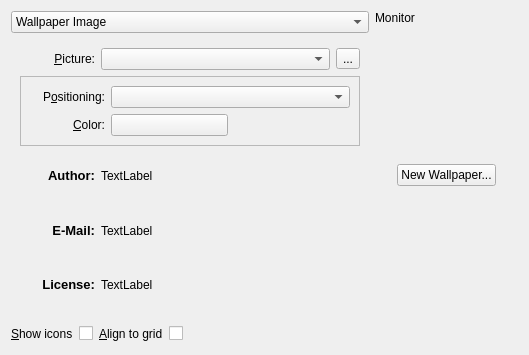
mgottschlag/kwin-tiling, file plasma/containments/desktop/BackgroundDialog.ui: the form before one commit.
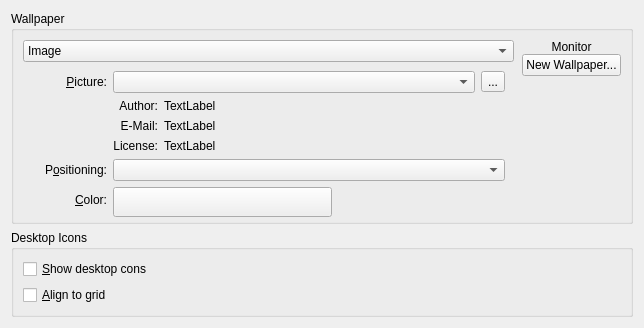
The form after the commit. Custom widgets are drawn as their Qt base class.

Commit message: still not perfect, but a bit more organized; the author/license info could probably stand to not be in the main dialog but available via a ? button. some of the default vertical spacing is still screwy as well.

```diff
--- a/plasma/containments/desktop/BackgroundDialog.ui
+++ b/plasma/containments/desktop/BackgroundDialog.ui
@@ -5,13 +5,32 @@
    <rect>
     <x>0</x>
     <y>0</y>
-    <width>529</width>
-    <height>355</height>
+    <width>644</width>
+    <height>328</height>
    </rect>
   </property>
   <layout class="QVBoxLayout" >
    <item>
+    <widget class="QGroupBox" name="groupBox" >
+     <property name="sizePolicy" >
+      <sizepolicy vsizetype="Preferred" hsizetype="Preferred" >
+       <horstretch>0</horstretch>
+       <verstretch>10</verstretch>
+      </sizepolicy>
+     </property>
+     <property name="title" >
+      <string>Wallpaper</string>
+     </property>
+     <property name="flat" >
+      <bool>true</bool>
+     </property>
     <layout class="QHBoxLayout" >
+      <property name="spacing" >
+       <number>0</number>
+      </property>
+      <property name="bottomMargin" >
+       <number>0</number>
+      </property>
      <item>
       <layout class="QVBoxLayout" >
        <item>
@@ -24,7 +43,7 @@
          </property>
          <item>
           <property name="text" >
-           <string>Wallpaper Image</string>
+            <string>Image</string>
           </property>
          </item>
          <item>
@@ -39,7 +58,7 @@
          <property name="sizePolicy" >
           <sizepolicy vsizetype="Preferred" hsizetype="Preferred" >
            <horstretch>1</horstretch>
-           <verstretch>0</verstretch>
+            <verstretch>2</verstretch>
           </sizepolicy>
          </property>
          <property name="minimumSize" >
@@ -53,9 +72,7 @@
          </property>
          <widget class="QWidget" name="page" >
           <layout class="QGridLayout" >
-           <item row="0" column="0" colspan="2" >
-            <layout class="QHBoxLayout" >
-             <item>
+            <item row="0" column="0" >
               <widget class="QLabel" name="label" >
                <property name="minimumSize" >
                 <size>
@@ -74,12 +91,14 @@
                </property>
               </widget>
              </item>
+            <item row="0" column="1" colspan="3" >
+             <layout class="QHBoxLayout" >
              <item>
               <widget class="QComboBox" name="m_view" >
                <property name="sizePolicy" >
                 <sizepolicy vsizetype="Fixed" hsizetype="Preferred" >
                  <horstretch>1</horstretch>
-                 <verstretch>0</verstretch>
+                  <verstretch>1</verstretch>
                 </sizepolicy>
                </property>
               </widget>
@@ -96,16 +115,73 @@
              </item>
             </layout>
            </item>
-           <item row="1" column="0" colspan="2" >
-            <widget class="QFrame" name="frame" >
-             <property name="frameShape" >
-              <enum>QFrame::StyledPanel</enum>
-             </property>
-             <property name="frameShadow" >
-              <enum>QFrame::Raised</enum>
-             </property>
-             <layout class="QGridLayout" >
-              <item row="0" column="0" >
+            <item row="1" column="1" >
+             <widget class="QLabel" name="m_authorLabel" >
+              <property name="text" >
+               <string>Author:</string>
+              </property>
+              <property name="alignment" >
+               <set>Qt::AlignRight|Qt::AlignTrailing|Qt::AlignVCenter</set>
+              </property>
+             </widget>
+            </item>
+            <item row="1" column="2" colspan="2" >
+             <widget class="QLabel" name="m_authorLine" >
+              <property name="sizePolicy" >
+               <sizepolicy vsizetype="Preferred" hsizetype="Preferred" >
+                <horstretch>1</horstretch>
+                <verstretch>0</verstretch>
+               </sizepolicy>
+              </property>
+              <property name="text" >
+               <string>TextLabel</string>
+              </property>
+             </widget>
+            </item>
+            <item row="2" column="1" >
+             <widget class="QLabel" name="m_emailLabel" >
+              <property name="text" >
+               <string>E-Mail:</string>
+              </property>
+              <property name="alignment" >
+               <set>Qt::AlignRight|Qt::AlignTrailing|Qt::AlignVCenter</set>
+              </property>
+             </widget>
+            </item>
+            <item row="2" column="2" colspan="2" >
+             <widget class="QLabel" name="m_emailLine" >
+              <property name="text" >
+               <string>TextLabel</string>
+              </property>
+             </widget>
+            </item>
+            <item row="3" column="1" >
+             <widget class="QLabel" name="m_licenseLabel" >
+              <property name="text" >
+               <string>License:</string>
+              </property>
+              <property name="alignment" >
+               <set>Qt::AlignRight|Qt::AlignTop|Qt::AlignTrailing</set>
+              </property>
+             </widget>
+            </item>
+            <item row="3" column="2" colspan="2" >
+             <widget class="QLabel" name="m_licenseLine" >
+              <property name="sizePolicy" >
+               <sizepolicy vsizetype="Preferred" hsizetype="Preferred" >
+                <horstretch>1</horstretch>
+                <verstretch>0</verstretch>
+               </sizepolicy>
+              </property>
+              <property name="text" >
+               <string>TextLabel</string>
+              </property>
+              <property name="alignment" >
+               <set>Qt::AlignLeading|Qt::AlignLeft|Qt::AlignTop</set>
+              </property>
+             </widget>
+            </item>
+            <item row="4" column="0" >
                <widget class="QLabel" name="label_4" >
                 <property name="minimumSize" >
                  <size>
@@ -124,17 +200,17 @@
                 </property>
                </widget>
               </item>
-              <item row="0" column="1" colspan="2" >
+            <item row="4" column="1" colspan="3" >
                <widget class="QComboBox" name="m_resizeMethod" >
                 <property name="sizePolicy" >
-                 <sizepolicy vsizetype="Fixed" hsizetype="Preferred" >
-                  <horstretch>1</horstretch>
+               <sizepolicy vsizetype="Preferred" hsizetype="Preferred" >
+                <horstretch>0</horstretch>
                   <verstretch>0</verstretch>
                  </sizepolicy>
                 </property>
                </widget>
               </item>
-              <item row="1" column="0" >
+            <item row="5" column="0" >
                <widget class="QLabel" name="label_5" >
                 <property name="text" >
                  <string>&amp;Color:</string>
@@ -147,8 +223,20 @@
                 </property>
                </widget>
               </item>
-              <item row="1" column="1" >
+            <item row="5" column="1" colspan="2" >
                <widget class="KColorButton" name="m_color" >
+              <property name="sizePolicy" >
+               <sizepolicy vsizetype="Preferred" hsizetype="Minimum" >
+                <horstretch>0</horstretch>
+                <verstretch>0</verstretch>
+               </sizepolicy>
+              </property>
+              <property name="minimumSize" >
+               <size>
+                <width>0</width>
+                <height>30</height>
+               </size>
+              </property>
                 <property name="color" >
                  <color>
                   <red>70</red>
@@ -165,7 +253,7 @@
                 </property>
                </widget>
               </item>
-              <item row="1" column="2" >
+            <item row="5" column="3" >
                <spacer>
                 <property name="orientation" >
                  <enum>Qt::Horizontal</enum>
@@ -178,86 +266,18 @@
                 </property>
                </spacer>
               </item>
-             </layout>
-            </widget>
-           </item>
-           <item row="2" column="0" >
-            <widget class="QLabel" name="m_authorLabel" >
-             <property name="minimumSize" >
+            <item row="6" column="1" colspan="2" >
+             <spacer>
+              <property name="orientation" >
+               <enum>Qt::Vertical</enum>
+              </property>
+              <property name="sizeHint" >
               <size>
-               <width>75</width>
-               <height>0</height>
-              </size>
-             </property>
-             <property name="text" >
-              <string>&lt;html>&lt;head>&lt;meta name="qrichtext" content="1" />&lt;style type="text/css">
-p, li { white-space: pre-wrap; }
-&lt;/style>&lt;/head>&lt;body style=" font-family:'Sans Serif'; font-size:10pt; font-weight:400; font-style:normal;">
-&lt;p style=" margin-top:0px; margin-bottom:0px; margin-left:0px; margin-right:0px; -qt-block-indent:0; text-indent:0px;">&lt;span style=" font-weight:600;">Author:&lt;/span>&lt;/p>&lt;/body>&lt;/html></string>
-             </property>
-             <property name="alignment" >
-              <set>Qt::AlignRight|Qt::AlignTrailing|Qt::AlignVCenter</set>
-             </property>
-            </widget>
-           </item>
-           <item row="2" column="1" >
-            <widget class="QLabel" name="m_authorLine" >
-             <property name="sizePolicy" >
-              <sizepolicy vsizetype="Preferred" hsizetype="Preferred" >
-               <horstretch>1</horstretch>
-               <verstretch>0</verstretch>
-              </sizepolicy>
-             </property>
-             <property name="text" >
-              <string>TextLabel</string>
-             </property>
-            </widget>
-           </item>
-           <item row="3" column="0" >
-            <widget class="QLabel" name="m_emailLabel" >
-             <property name="text" >
-              <string>&lt;html>&lt;head>&lt;meta name="qrichtext" content="1" />&lt;style type="text/css">
-p, li { white-space: pre-wrap; }
-&lt;/style>&lt;/head>&lt;body style=" font-family:'Sans Serif'; font-size:10pt; font-weight:400; font-style:normal;">
-&lt;p style=" margin-top:0px; margin-bottom:0px; margin-left:0px; margin-right:0px; -qt-block-indent:0; text-indent:0px;">&lt;span style=" font-weight:600;">E-Mail:&lt;/span>&lt;/p>&lt;/body>&lt;/html></string>
-             </property>
-             <property name="alignment" >
-              <set>Qt::AlignRight|Qt::AlignTrailing|Qt::AlignVCenter</set>
-             </property>
-            </widget>
-           </item>
-           <item row="3" column="1" >
-            <widget class="QLabel" name="m_emailLine" >
-             <property name="text" >
-              <string>TextLabel</string>
-             </property>
-            </widget>
-           </item>
-           <item row="4" column="0" >
-            <widget class="QLabel" name="m_licenseLabel" >
-             <property name="text" >
-              <string>&lt;html>&lt;head>&lt;meta name="qrichtext" content="1" />&lt;style type="text/css">
-p, li { white-space: pre-wrap; }
-&lt;/style>&lt;/head>&lt;body style=" font-family:'Sans Serif'; font-size:10pt; font-weight:400; font-style:normal;">
-&lt;p style=" margin-top:0px; margin-bottom:0px; margin-left:0px; margin-right:0px; -qt-block-indent:0; text-indent:0px;">&lt;span style=" font-weight:600;">License:&lt;/span>&lt;/p>&lt;/body>&lt;/html></string>
-             </property>
-             <property name="alignment" >
-              <set>Qt::AlignRight|Qt::AlignTrailing|Qt::AlignVCenter</set>
-             </property>
-            </widget>
-           </item>
-           <item row="4" column="1" >
-            <widget class="QLabel" name="m_licenseLine" >
-             <property name="sizePolicy" >
-              <sizepolicy vsizetype="Preferred" hsizetype="Preferred" >
-               <horstretch>1</horstretch>
-               <verstretch>0</verstretch>
-              </sizepolicy>
-             </property>
-             <property name="text" >
-              <string>TextLabel</string>
-             </property>
-            </widget>
+                <width>20</width>
+                <height>40</height>
+               </size>
+              </property>
+             </spacer>
            </item>
           </layout>
          </widget>
@@ -369,40 +389,18 @@
      </item>
      <item>
       <layout class="QVBoxLayout" >
+        <property name="leftMargin" >
+         <number>8</number>
+        </property>
        <item>
         <widget class="QLabel" name="m_monitor" >
          <property name="text" >
           <string>Monitor</string>
          </property>
-        </widget>
-       </item>
-       <item>
-        <spacer>
-         <property name="orientation" >
-          <enum>Qt::Vertical</enum>
-         </property>
-         <property name="sizeHint" >
-          <size>
-           <width>20</width>
-           <height>40</height>
-          </size>
-         </property>
-        </spacer>
-       </item>
-       <item>
-        <layout class="QHBoxLayout" >
-         <item>
-          <spacer>
-           <property name="orientation" >
-            <enum>Qt::Horizontal</enum>
-           </property>
-           <property name="sizeHint" >
-            <size>
-             <width>40</width>
-             <height>20</height>
-            </size>
-           </property>
-          </spacer>
+          <property name="alignment" >
+           <set>Qt::AlignCenter</set>
+          </property>
+         </widget>
          </item>
          <item>
           <widget class="QPushButton" name="m_newStuff" >
@@ -417,27 +415,15 @@
          <item>
           <spacer>
            <property name="orientation" >
-            <enum>Qt::Horizontal</enum>
-           </property>
-           <property name="sizeHint" >
-            <size>
-             <width>40</width>
-             <height>20</height>
-            </size>
-           </property>
-          </spacer>
-         </item>
-        </layout>
-       </item>
-       <item>
-        <spacer>
-         <property name="orientation" >
           <enum>Qt::Vertical</enum>
          </property>
+          <property name="sizeType" >
+           <enum>QSizePolicy::Expanding</enum>
+          </property>
          <property name="sizeHint" >
           <size>
            <width>20</width>
-           <height>40</height>
+            <height>137</height>
           </size>
          </property>
         </spacer>
@@ -445,57 +431,33 @@
       </layout>
      </item>
     </layout>
-   </item>
-   <item>
-    <layout class="QHBoxLayout" >
-     <item>
-      <widget class="QLabel" name="label_7" >
-       <property name="text" >
-        <string>&amp;Show icons</string>
-       </property>
-       <property name="buddy" >
-        <cstring>m_showIcons</cstring>
-       </property>
-      </widget>
-     </item>
+    </widget>
+   </item>
+   <item>
+    <widget class="QGroupBox" name="groupBox_2" >
+     <property name="title" >
+      <string>Desktop Icons</string>
+     </property>
+     <property name="flat" >
+      <bool>true</bool>
+     </property>
+     <layout class="QVBoxLayout" >
      <item>
       <widget class="QCheckBox" name="m_showIcons" >
        <property name="text" >
-        <string/>
-       </property>
-      </widget>
-     </item>
-     <item>
-      <widget class="QLabel" name="label_6" >
-       <property name="text" >
-        <string>&amp;Align to grid</string>
-       </property>
-       <property name="buddy" >
-        <cstring>m_alignToGrid</cstring>
+         <string>&amp;Show desktop cons</string>
        </property>
       </widget>
      </item>
      <item>
       <widget class="QCheckBox" name="m_alignToGrid" >
        <property name="text" >
-        <string/>
+         <string>&amp;Align to grid</string>
        </property>
       </widget>
      </item>
-     <item>
-      <spacer>
-       <property name="orientation" >
-        <enum>Qt::Horizontal</enum>
-       </property>
-       <property name="sizeHint" >
-        <size>
-         <width>40</width>
-         <height>20</height>
-        </size>
-       </property>
-      </spacer>
-     </item>
-    </layout>
+     </layout>
+    </widget>
    </item>
   </layout>
  </widget>
```
Lines whose indentation alone changed are shown as unchanged. The commit also changes 1 other file.
